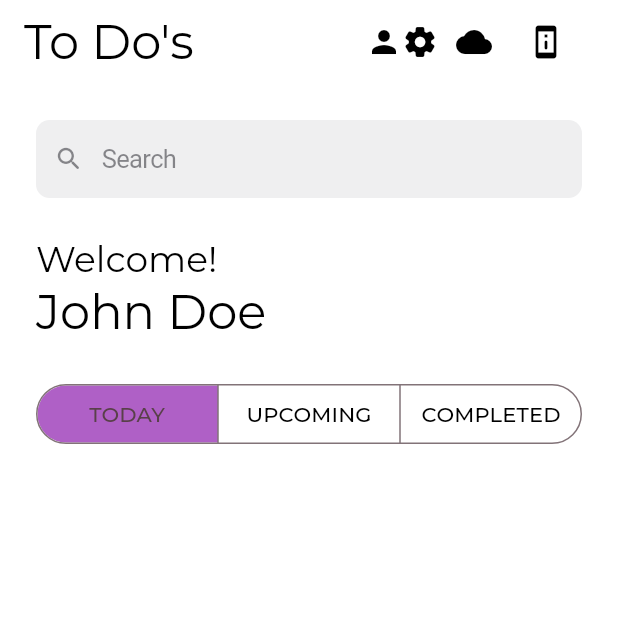
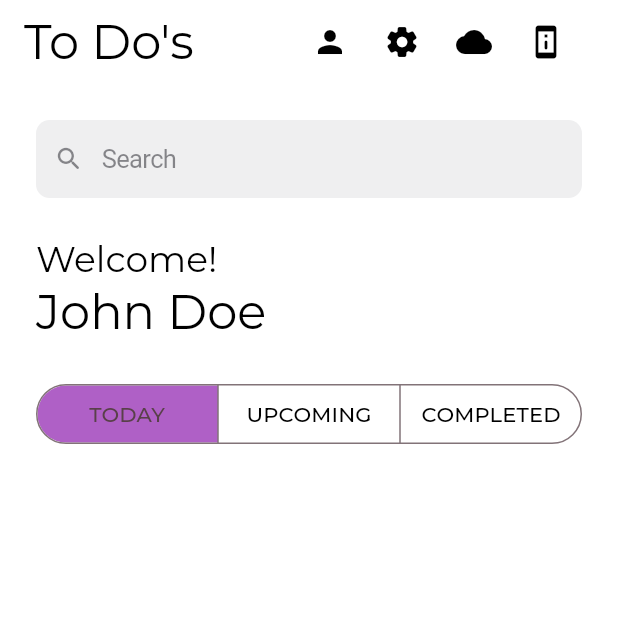
Before and after one commit to demolaf/todo-offline-first, a Flutter app: the HomeView screen opened directly, on a phone screen of 412 x 824 dp, the top half of it. Run offline on Flutter 3.47's test engine with Material 2 defaults, Android fonts, the phone set to English and light mode, and no system bars; our stand-ins replace bloc, cloud_firestore, device_info_plus, equatable, firebase_auth, firebase_core and 6 more; missing offline and left inert: moment_dart; accounts and stored records are empty; generated files the repository leaves out were written again; project files that could hold a hidden picture were left out.

Commit message:
chore: fix errors

```diff
--- a/lib/src/modules/home/view/home_view.dart
+++ b/lib/src/modules/home/view/home_view.dart
@@ -67,8 +67,6 @@ class _HomeViewState extends State<HomeView> {
 
   @override
   Widget build(BuildContext context) {
-    // final width = MediaQuery.of(context).size.width;
-    // final height = MediaQuery.of(context).size.height;
     return Scaffold(
       appBar: AppBar(
         // titleSpacing: 20,
@@ -84,18 +82,24 @@ class _HomeViewState extends State<HomeView> {
             child: Row(
               mainAxisAlignment: MainAxisAlignment.end,
               children: [
-                const Icon(
-                  Icons.person,
-                ),
-                const Icon(
-                  Icons.settings_rounded,
+                IconButton(
+                  onPressed: () {},
+                  icon: const Icon(
+                    Icons.person,
+                  ),
                 ),
                 IconButton(
-                  icon: const Icon(Icons.cloud),
+                  onPressed: () {},
+                  icon: const Icon(
+                    Icons.settings_rounded,
+                  ),
+                ),
+                IconButton(
                   onPressed: () {
                     Navigator.of(context)
                         .push(QueuesView.route(bloc: context.read<HomeBloc>()));
                   },
+                  icon: const Icon(Icons.cloud),
                 ),
                 IconButton(
                   icon: const Icon(Icons.perm_device_info_rounded),
```
Also changed, not shown: lib/src/modules/sign_in/view/sign_in_view.dart (+8 -22 lines), 1 other file.
